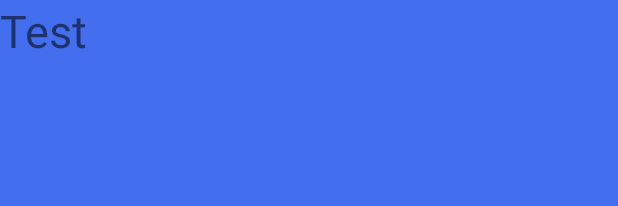
After one commit to ChanningShaw/AndroidPlayground, an Android app: the layout item_view_pager.xml on its own in the app's theme, with its tools: preview values and no code run, on a phone screen of 412 x 824 dp. The commit adds this screen. Shown: the top 206 px of the screen. Run offline under Robolectric (Android 15) with nearby library versions, the phone set to English and light mode, and no system bars.

```diff
--- a/app/src/main/AndroidManifest.xml
+++ b/app/src/main/AndroidManifest.xml
@@ -32,7 +32,7 @@
       <activity android:name=".jni.HelloJNIActivity" />
       <activity android:name=".jni.GL2JNIActivity" />
       <activity android:name=".render.FontDemoActivity" />
-      <activity android:name=".render.gl3.GLColorActivity" /><activity android:name=".view.NewTipsActivity" /><activity android:name=".view.TabLayoutActivity" />
+      <activity android:name=".render.gl3.GLColorActivity" /><activity android:name=".view.NewTipsActivity" /><activity android:name=".view.TabLayoutActivity" /><activity android:name=".view.ViewPagerActivity" />
   </application>
 
 </manifest>
--- a/app/src/main/java/com/wedream/demo/MainActivity.kt
+++ b/app/src/main/java/com/wedream/demo/MainActivity.kt
@@ -21,6 +21,7 @@ import com.wedream.demo.render.*
 import com.wedream.demo.render.gl3.GLColorActivity
 import com.wedream.demo.view.NewTipsActivity
 import com.wedream.demo.view.TabLayoutActivity
+import com.wedream.demo.view.ViewPagerActivity
 
 class MainActivity : AppCompatActivity() {
 
@@ -43,7 +44,8 @@ class MainActivity : AppCompatActivity() {
             FontDemoActivity::class.java,
             GLColorActivity::class.java,
             NewTipsActivity::class.java,
-            TabLayoutActivity::class.java
+            TabLayoutActivity::class.java,
+            ViewPagerActivity::class.java
         )
     }
 
--- a/app/src/main/java/com/wedream/demo/view/KyTabLayout.kt
+++ b/app/src/main/java/com/wedream/demo/view/KyTabLayout.kt
@@ -28,6 +28,8 @@ class KyTabLayout(context: Context, attrs: AttributeSet?, defStyle: Int) : Horiz
     private var previousSelect = 0
     private var currentSelect = 0
     private var minHeight = -1
+
+    private var layoutConfig = KyTabLayoutConfig()
 
     private var listener: OnTabClickListener? = null
 
@@ -127,6 +129,10 @@ class KyTabLayout(context: Context, attrs: AttributeSet?, defStyle: Int) : Horiz
         indicator.invalidate()
     }
 
+    fun setLayoutConfig(config: KyTabLayoutConfig) {
+        this.layoutConfig = config
+    }
+
     fun setTabMinWidth(value: Int) {
         minHeight = value
     }
--- /dev/null
+++ b/app/src/main/res/layout/item_view_pager.xml
@@ -0,0 +1,12 @@
+<?xml version="1.0" encoding="utf-8"?>
+<FrameLayout xmlns:android="http://schemas.android.com/apk/res/android"
+  android:layout_width="match_parent"
+  android:layout_height="match_parent"
+  android:background="@color/color_blue">
+      <TextView
+        android:id="@+id/tv"
+        android:layout_width="wrap_content"
+        android:layout_height="wrap_content"
+        android:text="Test"
+        android:textSize="30sp" />
+</FrameLayout>
```
Also changed, not shown: app/src/main/java/com/wedream/demo/view/IndicatorConfig.kt (added, +32 -0 lines), app/src/main/java/com/wedream/demo/view/KyTabLayoutConfig.kt (+6 -21 lines), app/src/main/java/com/wedream/demo/view/TabLayoutActivity.kt (+8 -7 lines), app/src/main/java/com/wedream/demo/view/ViewPagerActivity.kt (added, +53 -0 lines), app/src/main/res/layout/activity_viewpager.xml (added, +7 -0 lines).
